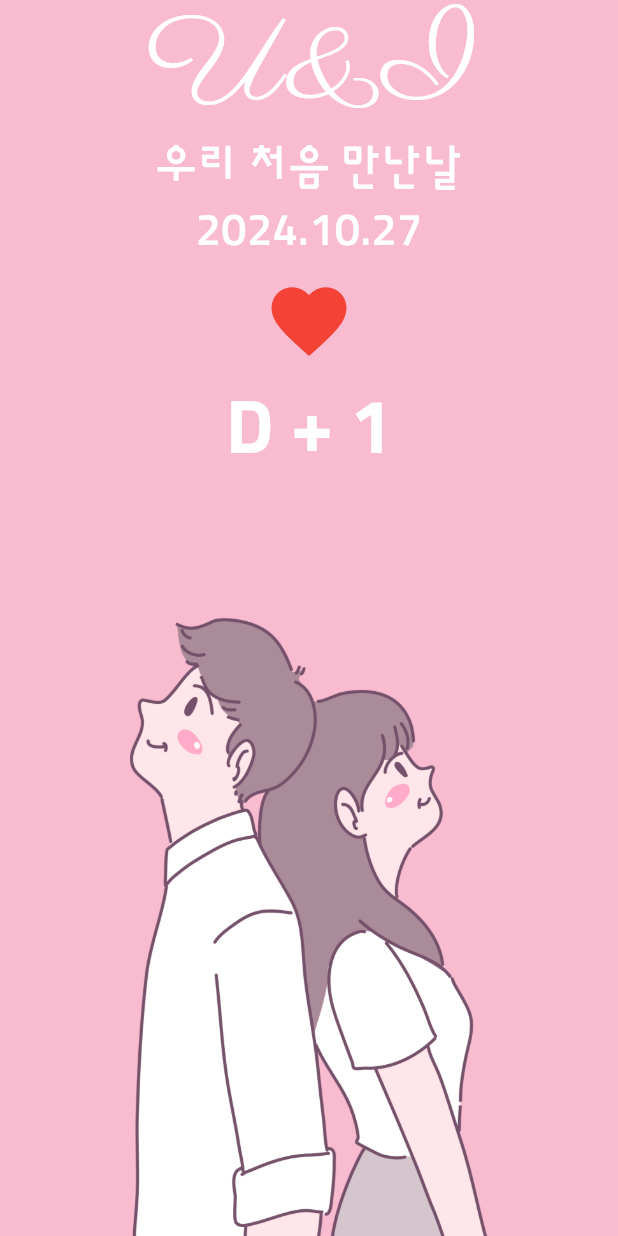
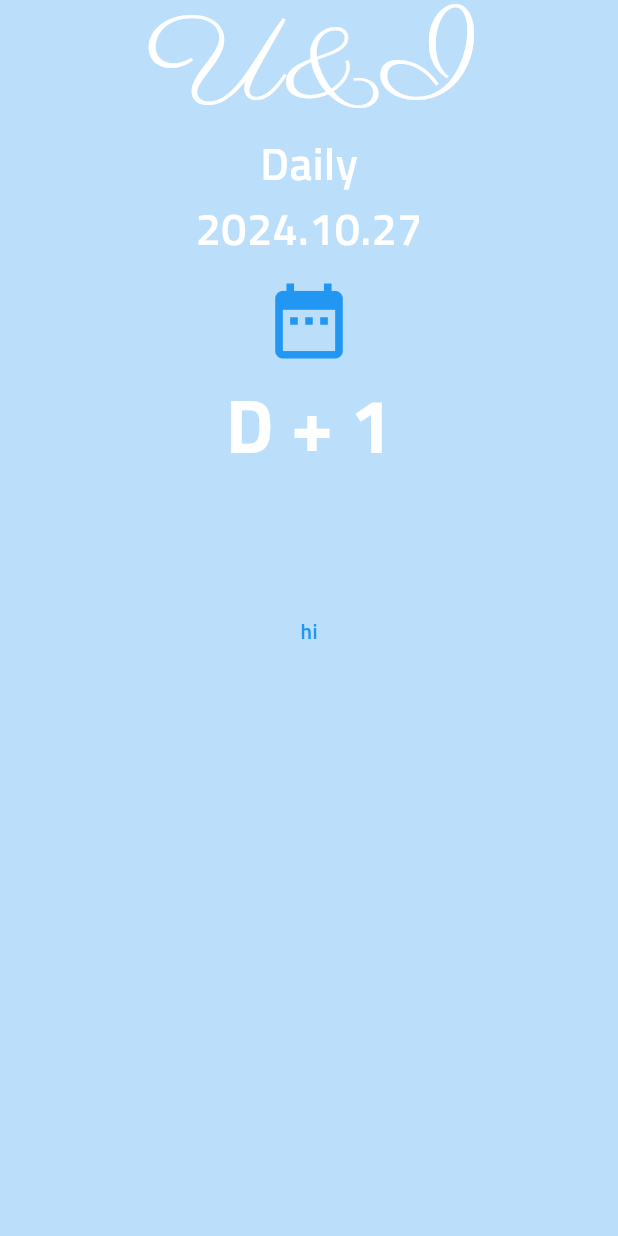
Before and after one commit to munseunggyu/flutter, a Flutter app: the screen it shows after launch, on a phone screen of 412 x 824 dp. Run offline on Flutter 3.47's test engine with Material 3 defaults, Android fonts, the light colour scheme and no system bars; our stand-ins replace webview_flutter.

Commit message:
상태 위로 올리기 연습

```diff
--- a/easy_practice/lib/screens/daily.dart
+++ b/easy_practice/lib/screens/daily.dart
@@ -9,6 +9,8 @@ class Daily extends StatefulWidget {
 }
 
 class _DailyState extends State<Daily> {
+  DateTime selectedDate = DateTime.now();
+
   @override
   Widget build(BuildContext context) {
     return SafeArea(
@@ -16,45 +18,19 @@ class _DailyState extends State<Daily> {
       child: SizedBox(
         width: MediaQuery.of(context).size.width, // 앱의 화면 너비
         child: Container(
-          color: Colors.pink[100],
-          child: const Column(
+          color: Colors.blue[100],
+          child: Column(
             children: [
-              _Top(),
-              _Bottom(),
+              _Top(selectedDate: selectedDate, datePicker: datePicker),
+              const _Bottom(),
             ],
           ),
         ),
       ),
     );
   }
-}
 
-class _Bottom extends StatelessWidget {
-  const _Bottom({
-    super.key,
-  });
-
-  @override
-  Widget build(BuildContext context) {
-    return Expanded(
-      child: Image.asset('asset/img/middle_image.png'),
-    );
-  }
-}
-
-class _Top extends StatefulWidget {
-  const _Top({
-    super.key,
-  });
-
-  @override
-  State<_Top> createState() => _TopState();
-}
-
-class _TopState extends State<_Top> {
-  DateTime selectedDate = DateTime.now();
-
-  void datePicker(context) {
+  void datePicker() {
     showCupertinoDialog(
       context: context,
       builder: (BuildContext context) {
@@ -64,10 +40,15 @@ class _TopState extends State<_Top> {
             color: Colors.white,
             height: 300,
             child: CupertinoDatePicker(
+              initialDateTime: selectedDate,
               mode: CupertinoDatePickerMode.date,
+              maximumDate: DateTime.now(),
               onDateTimeChanged: (t) {
                 setState(() {
-                  selectedDate = t;
+                  DateTime nowDate = DateTime.now();
+                  if (!t.isAfter(nowDate)) {
+                    selectedDate = t;
+                  }
                 });
               },
               dateOrder: DatePickerDateOrder.ymd,
@@ -78,7 +59,35 @@ class _TopState extends State<_Top> {
       barrierDismissible: true,
     );
   }
+}
 
+class _Bottom extends StatelessWidget {
+  const _Bottom();
+
+  @override
+  Widget build(BuildContext context) {
+    return const Expanded(
+      // child: Image.asset('asset/img/image_3.jpeg'),
+      child: Text(
+        'hi',
+        style: TextStyle(
+          color: Colors.blue,
+        ),
+      ),
+    );
+  }
+}
+
+class _Top extends StatefulWidget {
+  final DateTime selectedDate;
+  final VoidCallback? datePicker;
+  const _Top({required this.selectedDate, required this.datePicker});
+
+  @override
+  State<_Top> createState() => _TopState();
+}
+
+class _TopState extends State<_Top> {
   @override
   Widget build(BuildContext context) {
     final now = DateTime.now();
@@ -91,7 +100,7 @@ class _TopState extends State<_Top> {
             style: Theme.of(context).textTheme.displayLarge,
           ),
           const Text(
-            '우리 처음 만난날',
+            'Daily',
             style: TextStyle(
               color: Colors.white,
               fontSize: 30,
@@ -99,7 +108,7 @@ class _TopState extends State<_Top> {
             ),
           ),
           Text(
-            '${selectedDate.year}.${selectedDate.month}.${selectedDate.day}',
+            '${widget.selectedDate.year}.${widget.selectedDate.month}.${widget.selectedDate.day}',
             style: const TextStyle(
               color: Colors.white,
               fontSize: 30,
@@ -107,17 +116,15 @@ class _TopState extends State<_Top> {
             ),
           ),
           IconButton(
-            onPressed: () {
-              datePicker(context);
-            },
+            onPressed: widget.datePicker,
             icon: const Icon(
-              Icons.favorite,
+              Icons.date_range,
             ),
             iconSize: 60,
-            color: Colors.red,
+            color: Colors.blue,
           ),
           Text(
-            'D + ${now.difference(selectedDate).inDays + 1}',
+            'D + ${now.difference(widget.selectedDate).inDays + 1}',
             style: const TextStyle(
               color: Colors.white,
               fontSize: 50,
```
Also changed, not shown: 2 other files.
